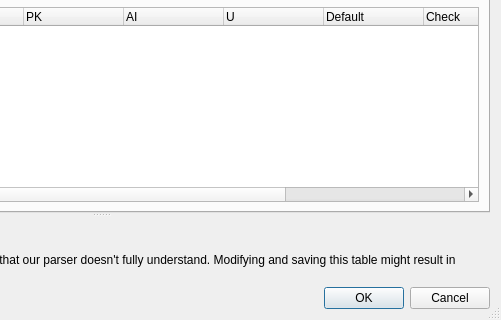
Above: src/EditTableDialog.ui from sqlitebrowser/sqlitebrowser before the change; both pictures show x 299 to 800 and y 280 to 600 of the 800 by 600 pixel window. Below: the same form after it.
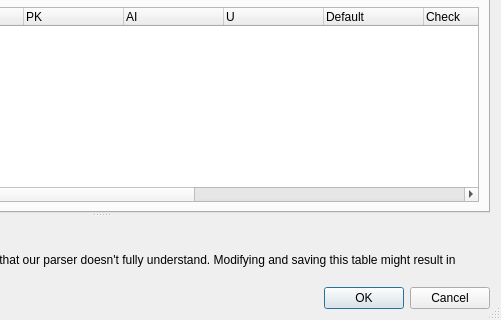
That is the form after the change. Icons and pictures are not drawn. Custom widgets are drawn as their Qt base class.

Commit message: Support generated columns in the Edit Table dialog

```diff
--- a/src/EditTableDialog.ui
+++ b/src/EditTableDialog.ui
@@ -390,6 +390,22 @@
             <string>Collation</string>
            </property>
           </column>
+          <column>
+           <property name="text">
+            <string>Generated</string>
+           </property>
+           <property name="toolTip">
+            <string>Expression of a generated column. Leave empty for an ordinary column.</string>
+           </property>
+          </column>
+          <column>
+           <property name="text">
+            <string>Stored</string>
+           </property>
+           <property name="toolTip">
+            <string>Store the value of a generated column in the table instead of calculating it when it is read</string>
+           </property>
+          </column>
           <column>
            <property name="text">
             <string>Foreign Key</string>
```
The commit also changes 5 other files.
